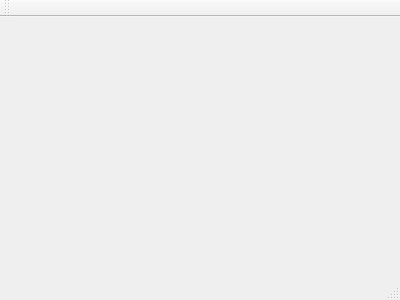
The window that QT Gui/Spyink/mainwindow.ui (matthewT53/Steganography-Project) describes before a commit, drawn with Qt 5.
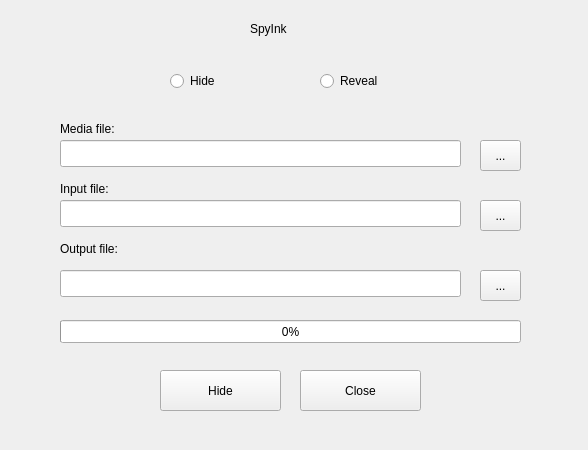
The same window after the commit.

Patch:
```diff
--- a/QT Gui/Spyink/mainwindow.ui
+++ b/QT Gui/Spyink/mainwindow.ui
@@ -1,24 +1,207 @@
 <ui version="4.0">
  <class>MainWindow</class>
- <widget class="QMainWindow" name="MainWindow" >
-  <property name="geometry" >
+ <widget class="QMainWindow" name="MainWindow">
+  <property name="geometry">
    <rect>
     <x>0</x>
     <y>0</y>
-    <width>400</width>
-    <height>300</height>
+    <width>588</width>
+    <height>450</height>
    </rect>
   </property>
   <property name="windowTitle" >
    <string>MainWindow</string>
   </property>
-  <widget class="QMenuBar" name="menuBar" />
-  <widget class="QToolBar" name="mainToolBar" />
-  <widget class="QWidget" name="centralWidget" />
-  <widget class="QStatusBar" name="statusBar" />
+  <widget class="QWidget" name="centralWidget">
+   <widget class="QLabel" name="AppName">
+    <property name="geometry">
+     <rect>
+      <x>250</x>
+      <y>20</y>
+      <width>67</width>
+      <height>17</height>
+     </rect>
+    </property>
+    <property name="text">
+     <string>SpyInk</string>
+    </property>
+   </widget>
+   <widget class="QRadioButton" name="radio_hide">
+    <property name="geometry">
+     <rect>
+      <x>170</x>
+      <y>70</y>
+      <width>117</width>
+      <height>22</height>
+     </rect>
+    </property>
+    <property name="text">
+     <string>Hide</string>
+    </property>
+   </widget>
+   <widget class="QRadioButton" name="radio_reveal">
+    <property name="geometry">
+     <rect>
+      <x>320</x>
+      <y>70</y>
+      <width>117</width>
+      <height>22</height>
+     </rect>
+    </property>
+    <property name="text">
+     <string>Reveal</string>
+    </property>
+   </widget>
+   <widget class="QProgressBar" name="progressBar">
+    <property name="geometry">
+     <rect>
+      <x>60</x>
+      <y>320</y>
+      <width>461</width>
+      <height>23</height>
+     </rect>
+    </property>
+    <property name="value">
+     <number>0</number>
+    </property>
+   </widget>
+   <widget class="QPushButton" name="action">
+    <property name="geometry">
+     <rect>
+      <x>160</x>
+      <y>370</y>
+      <width>121</width>
+      <height>41</height>
+     </rect>
+    </property>
+    <property name="text">
+     <string>Hide</string>
+    </property>
+   </widget>
+   <widget class="QLabel" name="label">
+    <property name="geometry">
+     <rect>
+      <x>60</x>
+      <y>120</y>
+      <width>81</width>
+      <height>17</height>
+     </rect>
+    </property>
+    <property name="text">
+     <string>Media file:</string>
+    </property>
+   </widget>
+   <widget class="QLabel" name="label_2">
+    <property name="geometry">
+     <rect>
+      <x>60</x>
+      <y>180</y>
+      <width>67</width>
+      <height>17</height>
+     </rect>
+    </property>
+    <property name="text">
+     <string>Input file:</string>
+    </property>
+   </widget>
+   <widget class="QLabel" name="label_3">
+    <property name="geometry">
+     <rect>
+      <x>60</x>
+      <y>240</y>
+      <width>81</width>
+      <height>17</height>
+     </rect>
+    </property>
+    <property name="text">
+     <string>Output file:</string>
+    </property>
+   </widget>
+   <widget class="QPushButton" name="close">
+    <property name="geometry">
+     <rect>
+      <x>300</x>
+      <y>370</y>
+      <width>121</width>
+      <height>41</height>
+     </rect>
+    </property>
+    <property name="text">
+     <string>Close</string>
+    </property>
+   </widget>
+   <widget class="QLineEdit" name="media_edit">
+    <property name="geometry">
+     <rect>
+      <x>60</x>
+      <y>140</y>
+      <width>401</width>
+      <height>27</height>
+     </rect>
+    </property>
+   </widget>
+   <widget class="QLineEdit" name="input_edit">
+    <property name="geometry">
+     <rect>
+      <x>60</x>
+      <y>200</y>
+      <width>401</width>
+      <height>27</height>
+     </rect>
+    </property>
+   </widget>
+   <widget class="QLineEdit" name="output_edit">
+    <property name="geometry">
+     <rect>
+      <x>60</x>
+      <y>270</y>
+      <width>401</width>
+      <height>27</height>
+     </rect>
+    </property>
+   </widget>
+   <widget class="QToolButton" name="media_file">
+    <property name="geometry">
+     <rect>
+      <x>480</x>
+      <y>140</y>
+      <width>41</width>
+      <height>31</height>
+     </rect>
+    </property>
+    <property name="text">
+     <string>...</string>
+    </property>
+   </widget>
+   <widget class="QToolButton" name="input_file">
+    <property name="geometry">
+     <rect>
+      <x>480</x>
+      <y>200</y>
+      <width>41</width>
+      <height>31</height>
+     </rect>
+    </property>
+    <property name="text">
+     <string>...</string>
+    </property>
+   </widget>
+   <widget class="QToolButton" name="output_file">
+    <property name="geometry">
+     <rect>
+      <x>480</x>
+      <y>270</y>
+      <width>41</width>
+      <height>31</height>
+     </rect>
+    </property>
+    <property name="text">
+     <string>...</string>
+    </property>
+   </widget>
+  </widget>
  </widget>
- <layoutDefault spacing="6" margin="11" />
- <pixmapfunction></pixmapfunction>
+ <layoutdefault spacing="6" margin="11"/>
  <resources/>
  <connections/>
 </ui>
```
Left out of the diff: 5 changed lines with no effect on the pictures.
